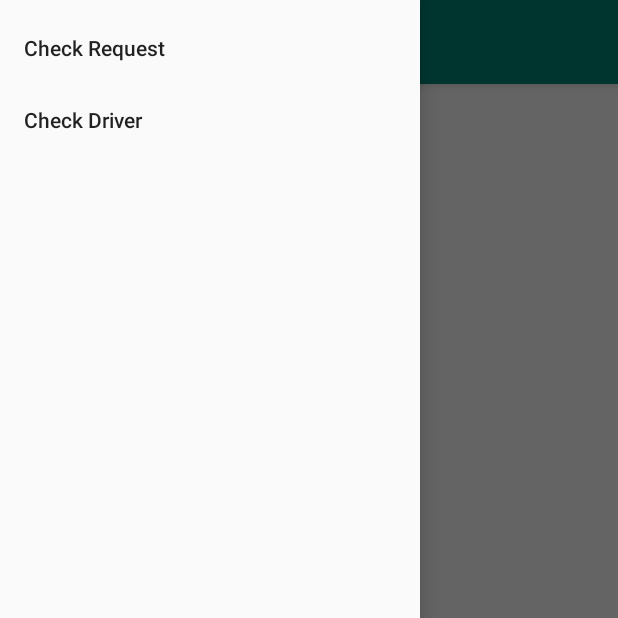
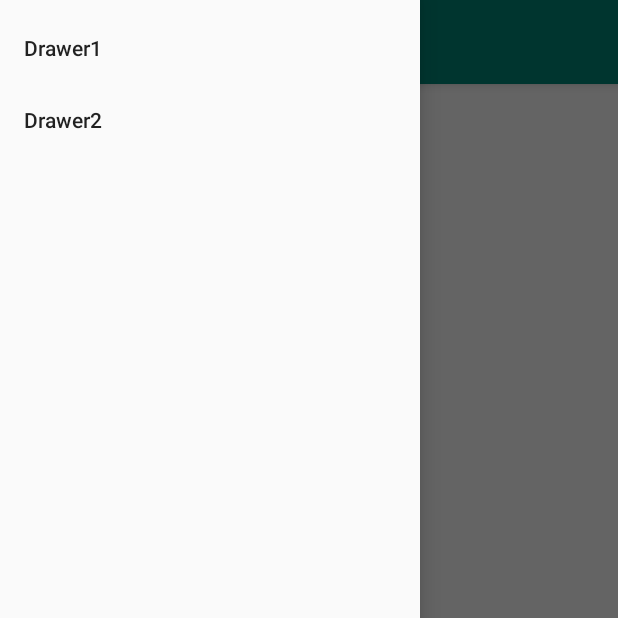
Before and after one commit to Karthikravishankar/HackISU2019Fall, an Android app: the DriveShareMain screen opened directly, with no data from a screen before it, with the side drawer open, on a phone screen of 412 x 824 dp, the top half of it. Run offline under Robolectric (Android 15) with nearby library versions, the phone set to English and light mode, and no system bars.

Commit message:
Add nav_drawer

```diff
--- a/FrontEnd/driveshare/app/src/main/res/menu/nav_drawer.xml
+++ b/FrontEnd/driveshare/app/src/main/res/menu/nav_drawer.xml
@@ -6,10 +6,10 @@
     <group android:checkableBehavior="single">
         <item android:id="@+id/nav_drawer1"
 
-            android:title="Check Request" />
+            android:title="Drawer1" />
         <item android:id="@+id/nav_drawer2"
 
-            android:title="Check Driver" />
+            android:title="Drawer2" />
     </group>
 
 </menu>
```
